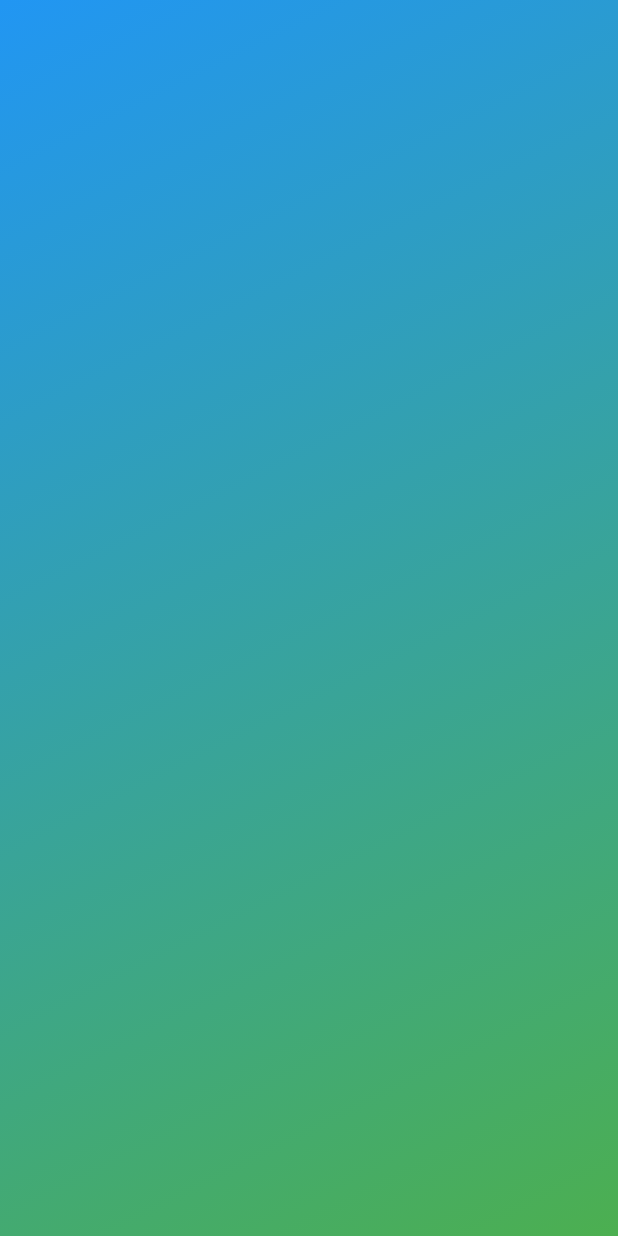
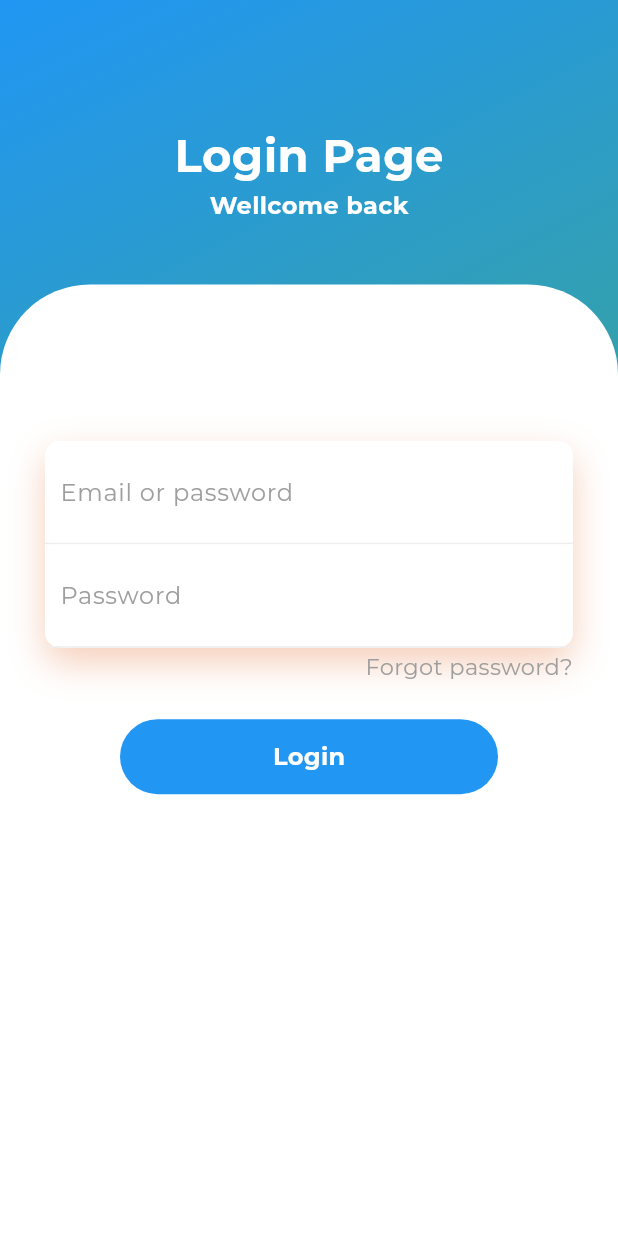
Before and after one commit to AbirHasanShuvo/seed_hub, a Flutter app: the screen it shows after launch, on a phone screen of 412 x 824 dp. Run offline on Flutter 3.47's test engine with Material 3 defaults, Android fonts, the phone set to English and light mode, and no system bars; our stand-ins replace get, google_fonts, lottie, percent_indicator, velocity_x.

Commit message:
complete the login screen ui

```diff
--- a/lib/common_widgets/textfield_widget.dart
+++ b/lib/common_widgets/textfield_widget.dart
@@ -0,0 +1,20 @@
+import 'package:flutter/material.dart';
+import 'package:google_fonts/google_fonts.dart';
+import 'package:seed_hub/common_widgets/text_widget.dart';
+import 'package:seed_hub/const/const.dart';
+
+Widget customTextfield(String? hint, controller, isPass) {
+  return Container(
+    padding: const EdgeInsets.all(10),
+    decoration: BoxDecoration(
+        border: Border(bottom: BorderSide(color: Colors.grey.shade200))),
+    child: TextFormField(
+      controller: controller,
+      obscureText: isPass ? true : false,
+      decoration: InputDecoration(
+          hintText: hint,
+          hintStyle: TextStyle(color: Colors.grey, fontFamily: mainFont),
+          border: InputBorder.none),
+    ),
+  );
+}
--- a/lib/const/const.dart
+++ b/lib/const/const.dart
@@ -1,7 +1,18 @@
 import 'package:flutter/material.dart';
+import 'package:google_fonts/google_fonts.dart';
 
 const primaryColor = Colors.amber;
 const secondary = Colors.yellow;
 const thirdColor = Colors.orange;
 const whiteColor = Colors.white;
 const blackColor = Colors.black;
+
+var mainFont = GoogleFonts.montserrat().fontFamily;
+
+double screenHeight(context) {
+  return MediaQuery.of(context).size.height;
+}
+
+double screenWidth(context) {
+  return MediaQuery.of(context).size.width;
+}
--- a/lib/views/auth_screen/login_screen.dart
+++ b/lib/views/auth_screen/login_screen.dart
@@ -1,12 +1,20 @@
 import 'package:flutter/material.dart';
+import 'package:google_fonts/google_fonts.dart';
+import 'package:seed_hub/common_widgets/text_widget.dart';
+import 'package:seed_hub/common_widgets/textfield_widget.dart';
+import 'package:seed_hub/const/const.dart';
+import 'package:velocity_x/velocity_x.dart';
 
 class LoginScreen extends StatelessWidget {
   const LoginScreen({super.key});
 
   @override
   Widget build(BuildContext context) {
+    var emailController = TextEditingController();
+    var passwordController = TextEditingController();
     return Scaffold(
       body: Container(
+        width: double.infinity,
         decoration: const BoxDecoration(
           gradient: LinearGradient(
             begin: Alignment.topLeft,
@@ -14,6 +22,103 @@ class LoginScreen extends StatelessWidget {
             colors: [Colors.blue, Colors.green],
           ),
         ),
+        child: Column(
+          children: [
+            SizedBox(
+              height: MediaQuery.of(context).size.height * 0.10,
+            ),
+            makeText(
+                text: 'Login Page',
+                size: 30.0,
+                color: whiteColor,
+                fontFamily: mainFont,
+                fontweight: FontWeight.bold),
+            makeText(
+                text: 'Wellcome back',
+                size: 16.0,
+                color: whiteColor,
+                fontFamily: mainFont,
+                fontweight: FontWeight.bold),
+            SizedBox(
+              height: screenHeight(context) * 0.05,
+            ),
+            Expanded(
+                child: Container(
+              decoration: const BoxDecoration(
+                  color: whiteColor,
+                  borderRadius: BorderRadius.only(
+                      topLeft: Radius.circular(60),
+                      topRight: Radius.circular(60))),
+              child: SingleChildScrollView(
+                child: Column(
+                  children: [
+                    SizedBox(
+                      height: screenHeight(context) * 0.09,
+                    ),
+                    Padding(
+                      padding: const EdgeInsets.all(30),
+                      child: Column(
+                        children: [
+                          Container(
+                            decoration: BoxDecoration(
+                                color: whiteColor,
+                                borderRadius: BorderRadius.circular(10),
+                                boxShadow: const [
+                                  BoxShadow(
+                                    color: Color.fromRGBO(225, 95, 27, 0.3),
+                                    offset: Offset(0, 10),
+                                    //this offset makes more realistic
+                                    blurRadius: 20,
+                                    //this blur radius makes visible
+                                  )
+                                ]),
+                            child: Column(
+                              children: [
+                                customTextfield('Email or password',
+                                    emailController, false),
+                                customTextfield(
+                                    'Password', passwordController, true)
+                              ],
+                            ),
+                          ),
+                          const SizedBox(
+                            height: 2,
+                          ),
+                          Align(
+                            alignment: Alignment.topRight,
+                            child: makeText(
+                                text: 'Forgot password?',
+                                fontFamily: mainFont,
+                                color: Colors.grey,
+                                size: 15.0),
+                          ),
+                          SizedBox(
+                            height: screenHeight(context) * 0.03,
+                          ),
+                          Container(
+                            margin: const EdgeInsets.symmetric(horizontal: 50),
+                            height: 50,
+                            decoration: BoxDecoration(
+                                color: Colors.blue,
+                                borderRadius: BorderRadius.circular(50)),
+                            child: Center(
+                              child: makeText(
+                                  text: 'Login',
+                                  fontFamily: mainFont,
+                                  color: Colors.white,
+                                  fontweight: FontWeight.bold,
+                                  size: 16.0),
+                            ),
+                          ),
+                        ],
+                      ),
+                    )
+                  ],
+                ),
+              ),
+            ))
+          ],
+        ),
       ),
     );
   }
--- a/lib/views/splash_screen/splash_screen.dart
+++ b/lib/views/splash_screen/splash_screen.dart
@@ -25,7 +25,8 @@ class _SplashScreenState extends State<SplashScreen> {
   void initState() {
     // TODO: implement initState
     super.initState();
-    Timer(const Duration(milliseconds: 500), () => Get.to(() => LoginScreen()));
+    Timer(
+        const Duration(milliseconds: 1000), () => Get.to(() => LoginScreen()));
   }
 
   @override
@@ -87,11 +88,10 @@ class _SplashScreenState extends State<SplashScreen> {
               fontFamily: GoogleFonts.montserrat().fontFamily),
           10.heightBox,
           Padding(
-            padding: EdgeInsets.only(
-                bottom: MediaQuery.of(context).size.height * 0.08),
+            padding: EdgeInsets.only(bottom: screenHeight(context) * 0.08),
             child: CircularPercentIndicator(
               animation: true,
-              animationDuration: 500,
+              animationDuration: 1000,
               radius: 40,
               lineWidth: 10,
               percent: 1,
```
